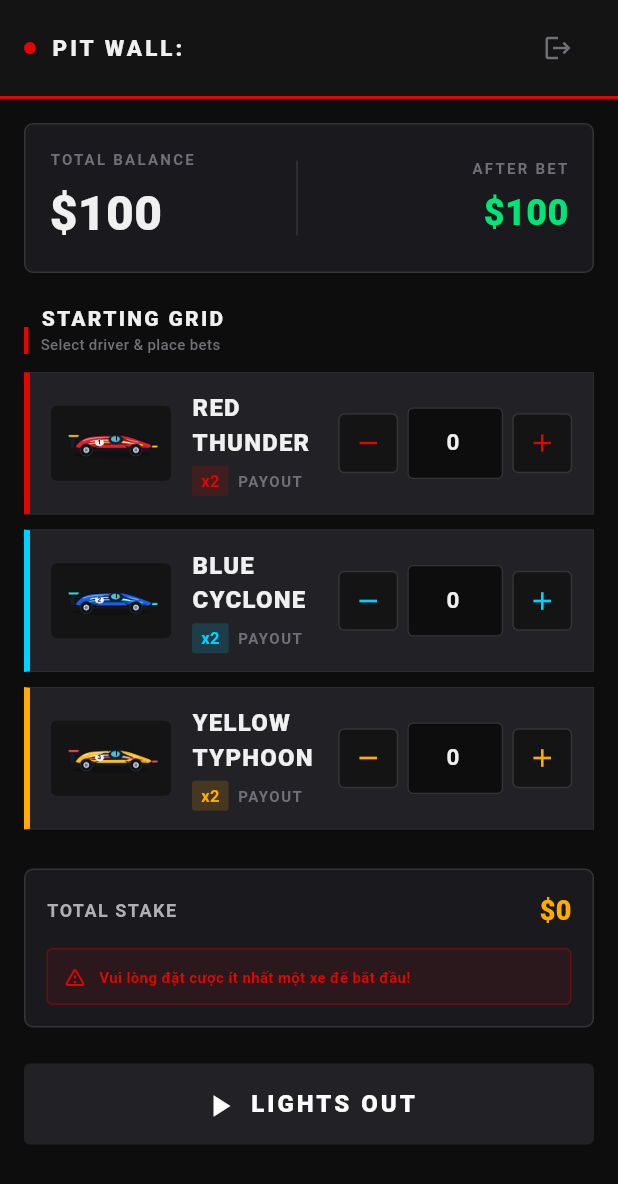
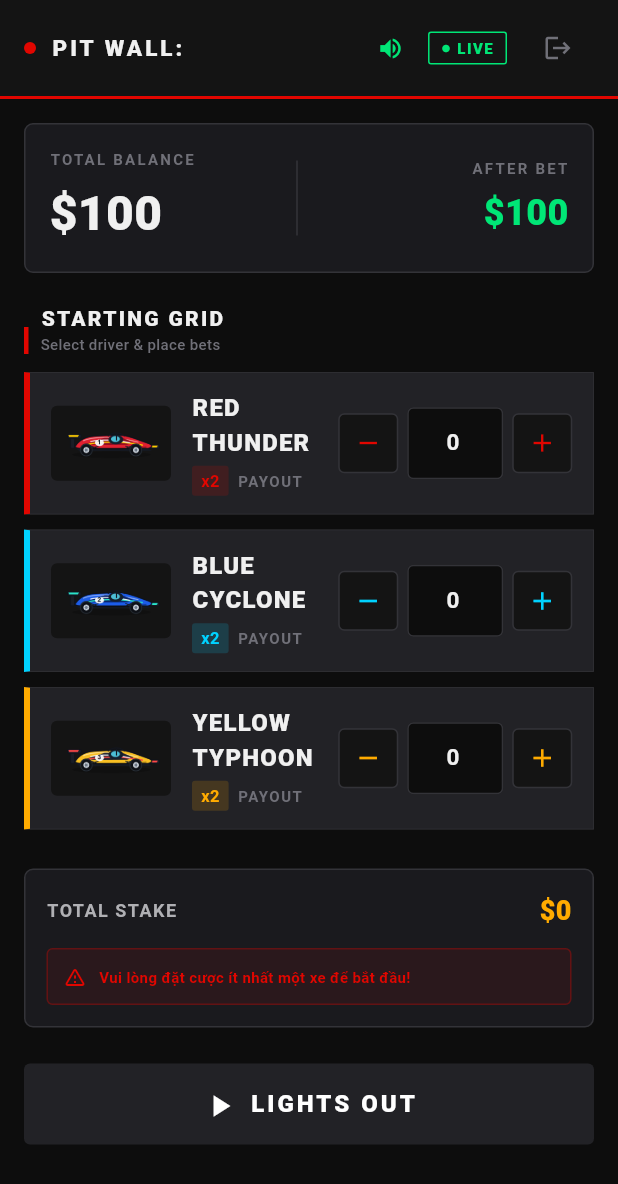
Before and after one commit to QThaiss/RacingGame-PRM393, a Flutter app: the HomeScreen screen opened directly, on a phone screen of 412 x 824 dp. Shown: the top 1184 px of the screen. Run offline on Flutter 3.47's test engine with Material 3 defaults, Android fonts, the phone set to English and light mode, and no system bars; our stand-ins replace audioplayers, shared_preferences; accounts and stored records are empty.

Commit message:
audio and background

```diff
--- a/lib/screens/home_screen.dart
+++ b/lib/screens/home_screen.dart
@@ -4,6 +4,8 @@ import '../models/bet.dart';
 import '../theme/f1_theme.dart';
 import '../widgets/racer_bet_card.dart';
 import '../repositories/auth_repository.dart';
+import '../services/audio_service.dart';
+import '../services/prefs_service.dart';
 import 'race_screen.dart';
 import 'login_screen.dart'; // Đăng xuất đẩy về đây
 
@@ -54,6 +56,15 @@ class _HomeScreenState extends State<HomeScreen> {
     for (var racer in _racers) {
       _bets[racer.id] = Bet(racer: racer, amount: 0.0);
       _controllers[racer.id] = TextEditingController(text: '0');
+    }
+    _loadMoney();
+    AudioService.instance.playHomeBg();
+  }
+
+  Future<void> _loadMoney() async {
+    final saved = await PrefsService.loadMoney();
+    if (mounted) {
+      setState(() => _totalMoney = saved);
     }
   }
 
@@ -263,7 +274,49 @@ class _HomeScreenState extends State<HomeScreen> {
             ),
           ),
           const Spacer(),
-          // Nút Đăng xuất được thêm mới ở góc phải trên cùng thanh Bar
+          // Mute toggle button
+          StatefulBuilder(
+            builder: (context, setLocal) => GestureDetector(
+              onTap: () {
+                AudioService.instance.toggleMute();
+                setLocal(() {});
+              },
+              child: Container(
+                padding: const EdgeInsets.all(6),
+                child: Icon(
+                  AudioService.instance.isMuted ? Icons.volume_off : Icons.volume_up,
+                  color: AudioService.instance.isMuted ? F1Colors.textMuted : F1Colors.signalGreen,
+                  size: isLandscape ? 16 : 18,
+                ),
+              ),
+            ),
+          ),
+          SizedBox(width: isLandscape ? 8 : 10),
+          // Live indicator
+          Container(
+            padding: EdgeInsets.symmetric(horizontal: isLandscape ? 6 : 8, vertical: isLandscape ? 2 : 3),
+            decoration: BoxDecoration(
+              border: Border.all(color: F1Colors.signalGreen, width: 1),
+              borderRadius: BorderRadius.circular(2),
+            ),
+            child: Row(
+              children: [
+                const Icon(Icons.circle, color: F1Colors.signalGreen, size: 6),
+                const SizedBox(width: 4),
+                Text(
+                  'LIVE',
+                  style: TextStyle(
+                    color: F1Colors.signalGreen,
+                    fontSize: isLandscape ? 8 : 10,
+                    fontWeight: FontWeight.w800,
+                    letterSpacing: 1.0,
+                  ),
+                ),
+              ],
+            ),
+          ),
+          const SizedBox(width: 10),
+          // Nút Đăng xuất
           IconButton(
             icon: const Icon(Icons.logout, color: F1Colors.textMuted, size: 20),
             tooltip: 'Đăng xuất tài khoản',
@@ -460,12 +513,13 @@ class _HomeScreenState extends State<HomeScreen> {
           });
           // Đồng bộ reset tiền xuống SharedPreferences thông qua Repo
           await _authRepo.updateCurrentBalance(100.0);
+          await PrefsService.resetMoney();
         },
         style: ElevatedButton.styleFrom(
           backgroundColor: F1Colors.warningAmber,
           foregroundColor: F1Colors.carbonBlack,
         ),
-        child: const Text('RESET \$100 BALANCE'),
+        child: const Text('RESET $100 BALANCE'),
       );
     }
 
@@ -487,6 +541,8 @@ class _HomeScreenState extends State<HomeScreen> {
                   (key, bet) => MapEntry(key, bet.amount),
                 );
 
+                await AudioService.instance.fadeBgMusic();
+
                 final double? newMoney = await Navigator.push<double>(
                   context,
                   MaterialPageRoute(
@@ -507,7 +563,9 @@ class _HomeScreenState extends State<HomeScreen> {
                   });
                   // ĐẶC BIỆT: Đồng bộ cập nhật lưu số tiền mới của riêng user này xuống thiết bị bền vững
                   await _authRepo.updateCurrentBalance(newMoney);
+                  await PrefsService.saveMoney(newMoney);
                 }
+                AudioService.instance.playHomeBg();
               }
             : null,
         style: ElevatedButton.styleFrom(
--- /dev/null
+++ b/lib/services/prefs_service.dart
@@ -0,0 +1,27 @@
+import 'package:shared_preferences/shared_preferences.dart';
+
+/// Thin wrapper around SharedPreferences for persisting player balance.
+class PrefsService {
+  static const String _keyMoney = 'total_money';
+  static const double _defaultMoney = 100.0;
+
+  static Future<double> loadMoney() async {
+    try {
+      final prefs = await SharedPreferences.getInstance();
+      return prefs.getDouble(_keyMoney) ?? _defaultMoney;
+    } catch (_) {
+      return _defaultMoney;
+    }
+  }
+
+  static Future<void> saveMoney(double amount) async {
+    try {
+      final prefs = await SharedPreferences.getInstance();
+      await prefs.setDouble(_keyMoney, amount);
+    } catch (_) {}
+  }
+
+  static Future<void> resetMoney() async {
+    await saveMoney(_defaultMoney);
+  }
+}
--- a/pubspec.yaml
+++ b/pubspec.yaml
@@ -8,7 +8,8 @@ environment:
 dependencies:
   flutter:
     sdk: flutter
-  shared_preferences: ^2.2.0 # Thêm thư viện này để lưu số tiền bền vững
+  audioplayers: ^6.0.0
+  shared_preferences: ^2.3.0
 
 dev_dependencies:
   flutter_lints: ^3.0.0
@@ -17,3 +18,4 @@ flutter:
   uses-material-design: true
   assets:
     - assets/images/
+    - assets/audio/
```
Also changed, not shown: lib/screens/race_screen.dart (+34 -2 lines), lib/screens/result_screen.dart (+23 -1 lines), lib/services/audio_service.dart (added, +67 -0 lines), lib/widgets/race_lane.dart (+24 -12 lines), assets/audio/README.txt (added), pubspec.lock, 10 other files.
